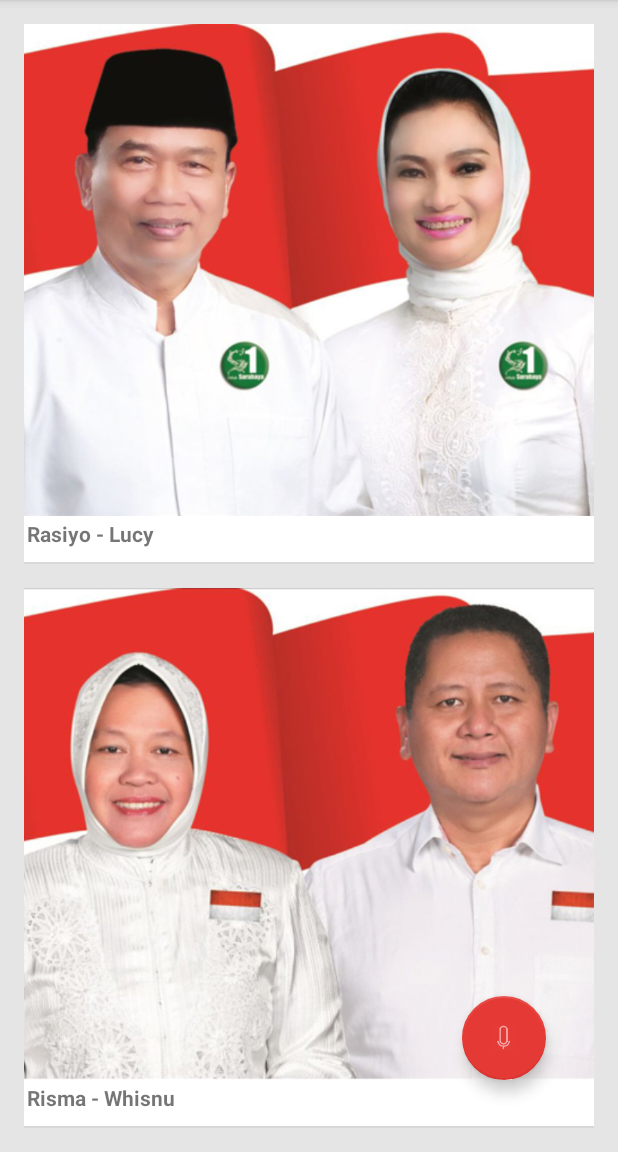
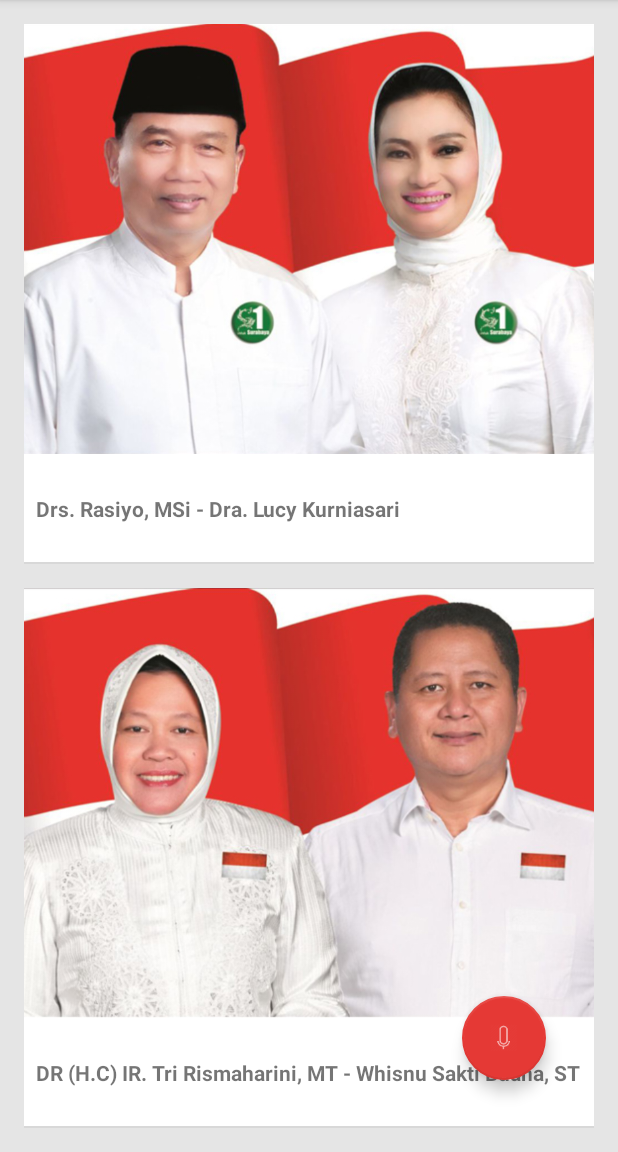
Before and after one commit to achmadalam/SuaraRakyatSurabaya, an Android app: the MainFragment screen opened directly, with no data from a screen before it, on a phone screen of 412 x 824 dp, the part 84-1236 px from its top. Run offline under Robolectric (Android 15) with nearby library versions, the light colour scheme and no system bars; our stand-ins replace ButterKnife, Volley; libraries missing offline, so code that uses them is left out: com.parse.

Commit message:
clean up

```diff
--- a/app/src/main/java/com/aldoapps/suararakyat/MainFragment.java
+++ b/app/src/main/java/com/aldoapps/suararakyat/MainFragment.java
@@ -501,7 +501,7 @@
                                 ". Pasangan calon pertama memiliki Visi " + candidateVision +
                                 " . Dan memiliki misi " + candidateMission;
 
-                listenForCandidateInformation("Kandidat satu");
+                listenForCandidateInformation(completeInformation);
                 break;
             case MENU_INFO_CALON_KEDUA:
 
@@ -535,7 +535,7 @@
                                 ". Pasangan calon dua memiliki Visi " + candidateVision +
                                 " . Dan memiliki misi " + candidateMission;
 
-                listenForCandidateInformation("Kandidat Dua");
+                listenForCandidateInformation(completeInformation);
 
                 break;
         }
--- a/app/src/main/res/layout/fragment_main.xml
+++ b/app/src/main/res/layout/fragment_main.xml
@@ -25,7 +25,7 @@
                 android:id="@+id/candidate_one"
                 android:layout_width="match_parent"
                 android:layout_height="0dp"
-                android:layout_weight="12"
+                android:layout_weight="10"
                 android:layout_centerInParent="true"
                 android:src="@drawable/candidate_one"
                 android:scaleType="centerCrop"
@@ -34,10 +34,11 @@
             <TextView
                 android:layout_width="match_parent"
                 android:layout_height="0dp"
-                android:layout_weight="1"
-                android:text="Rasiyo - Lucy"
+                android:layout_weight="2"
+                android:text="Drs. Rasiyo, MSi - Dra. Lucy Kurniasari"
                 android:textStyle="bold"
-                android:layout_margin="@dimen/padding_micro"
+                android:layout_margin="@dimen/padding_small"
+                android:gravity="center|left"
                 />
 
         </LinearLayout>
@@ -56,7 +57,7 @@
                 android:id="@+id/candidate_two"
                 android:layout_width="match_parent"
                 android:layout_height="0dp"
-                android:layout_weight="12"
+                android:layout_weight="10"
                 android:layout_centerInParent="true"
                 android:src="@drawable/candidate_two"
                 android:scaleType="centerCrop"
@@ -65,10 +66,11 @@
             <TextView
                 android:layout_width="match_parent"
                 android:layout_height="0dp"
-                android:layout_weight="1"
-                android:text="Risma - Whisnu"
+                android:layout_weight="2"
+                android:text="DR (H.C) IR. Tri Rismaharini, MT - Whisnu Sakti Buana, ST"
                 android:textStyle="bold"
-                android:layout_margin="@dimen/padding_micro"
+                android:layout_margin="@dimen/padding_small"
+                android:gravity="center|left"
                 />
 
         </LinearLayout>
```
